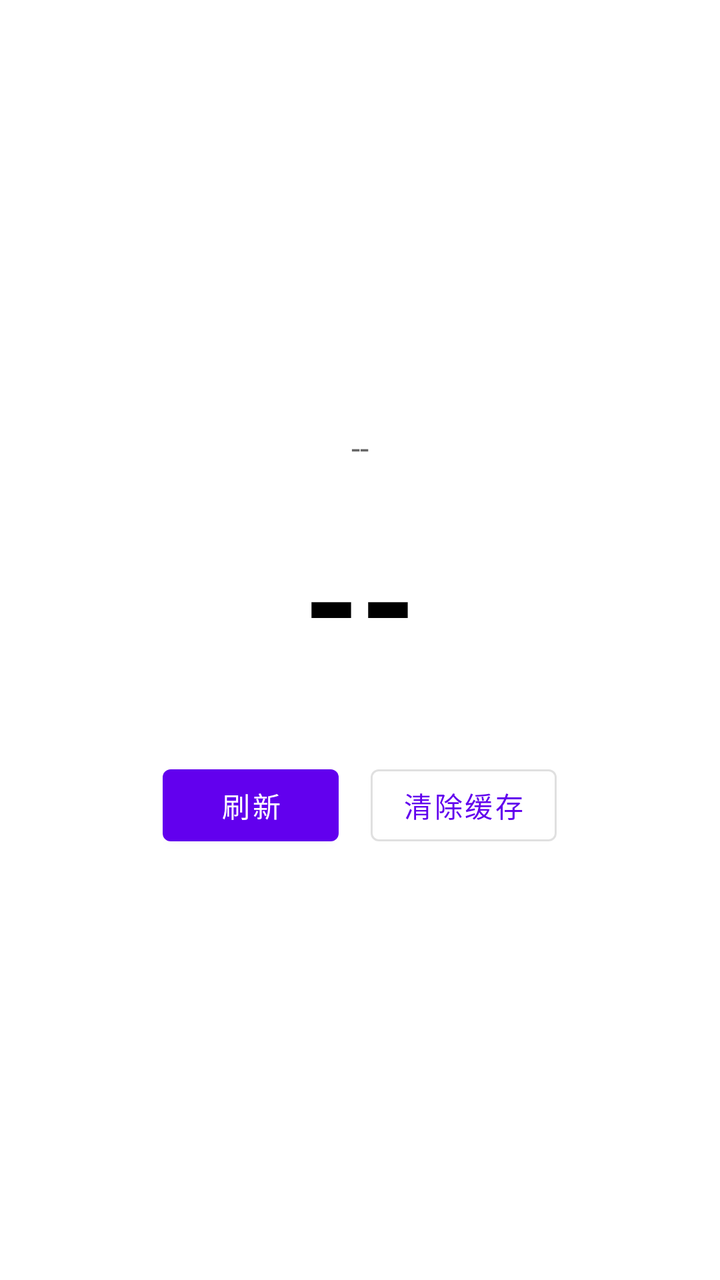
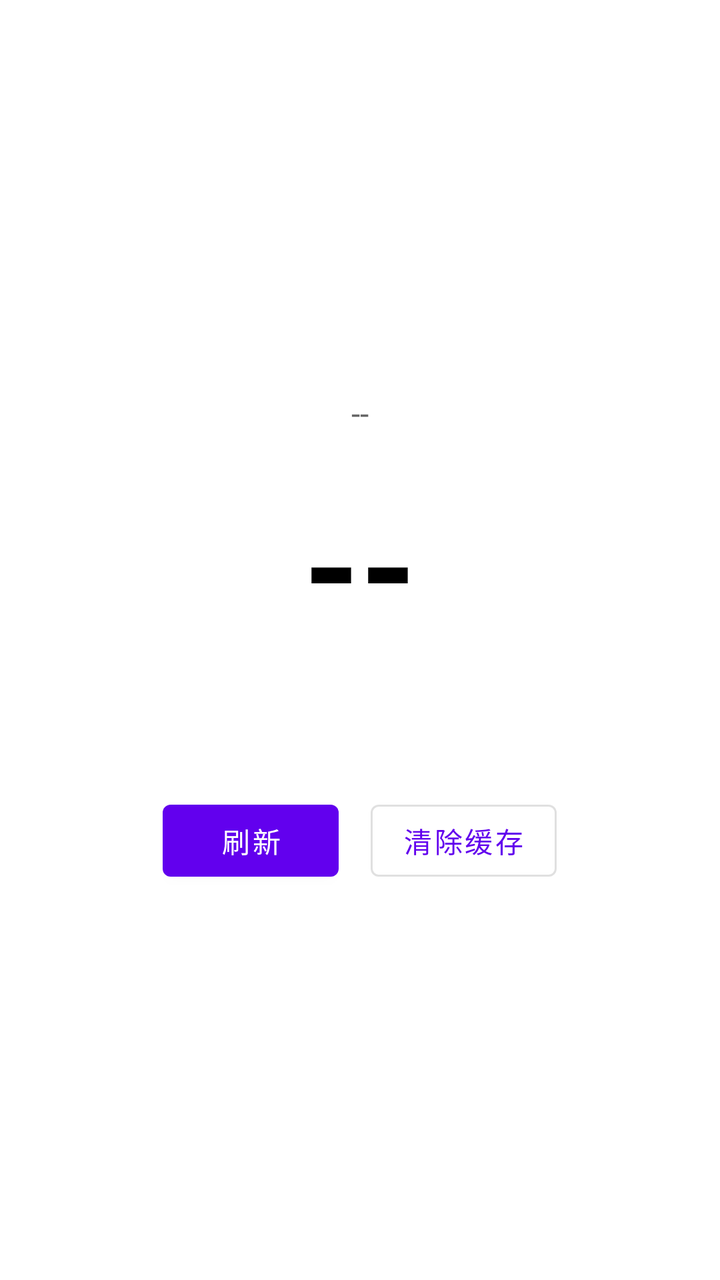

Screens rendered from an Android XML layout before and after an edit, with the pre-edit source and the edit as a unified diff.
<!-- AndroidManifest.xml: application theme Theme.DailyRandom -->
<!-- res/layout/activity_main.xml -->
<?xml version="1.0" encoding="utf-8"?>
<LinearLayout xmlns:android="http://schemas.android.com/apk/res/android"
    android:layout_width="match_parent"
    android:layout_height="match_parent"
    android:gravity="center"
    android:orientation="vertical"
    android:padding="32dp">

    <TextView
        android:id="@+id/tvDate"
        android:layout_width="wrap_content"
        android:layout_height="wrap_content"
        android:text="--"
        android:textColor="#666666"
        android:textSize="16sp" />

    <TextView
        android:id="@+id/tvRandom"
        android:layout_width="wrap_content"
        android:layout_height="wrap_content"
        android:layout_marginTop="16dp"
        android:text="--"
        android:textColor="#000000"
        android:textSize="72sp"
        android:textStyle="bold" />

    <LinearLayout
        android:layout_width="wrap_content"
        android:layout_height="wrap_content"
        android:layout_marginTop="32dp"
        android:orientation="horizontal">

        <Button
            android:id="@+id/btnRefresh"
            android:layout_width="wrap_content"
            android:layout_height="wrap_content"
            android:layout_marginEnd="16dp"
            android:text="刷新" />

        <Button
            android:id="@+id/btnClear"
            android:layout_width="wrap_content"
            android:layout_height="wrap_content"
            android:text="清除缓存"
            style="@style/Widget.MaterialComponents.Button.OutlinedButton" />

    </LinearLayout>

</LinearLayout>
<!-- resources referenced by this layout -->
<resources>
  <style name="Theme.DailyRandom" parent="Theme.MaterialComponents.DayNight.DarkActionBar">
          <item name="colorPrimary">@color/purple_500</item>
          <item name="colorPrimaryVariant">@color/purple_700</item>
          <item name="colorOnPrimary">@color/white</item>
          <item name="colorSecondary">@color/teal_200</item>
          <item name="colorSecondaryVariant">@color/teal_700</item>
          <item name="colorOnSecondary">@color/black</item>
      </style>
  <color name="purple_500">#FF6200EE</color>
  <color name="purple_700">#FF3700B3</color>
  <color name="white">#FFFFFFFF</color>
  <color name="teal_200">#FF03DAC5</color>
  <color name="teal_700">#FF018786</color>
  <color name="black">#FF000000</color>
</resources>

<!-- the commit's change to res/layout/activity_main.xml (unified diff, before → after) -->
@@ -24,6 +24,16 @@
         android:textSize="72sp"
         android:textStyle="bold" />
 
+    <TextView
+        android:id="@+id/tvOddEven"
+        android:layout_width="wrap_content"
+        android:layout_height="wrap_content"
+        android:layout_marginTop="8dp"
+        android:text=""
+        android:textColor="#FF6200EE"
+        android:textSize="20sp"
+        android:textStyle="bold" />
+
     <LinearLayout
         android:layout_width="wrap_content"
         android:layout_height="wrap_content"
